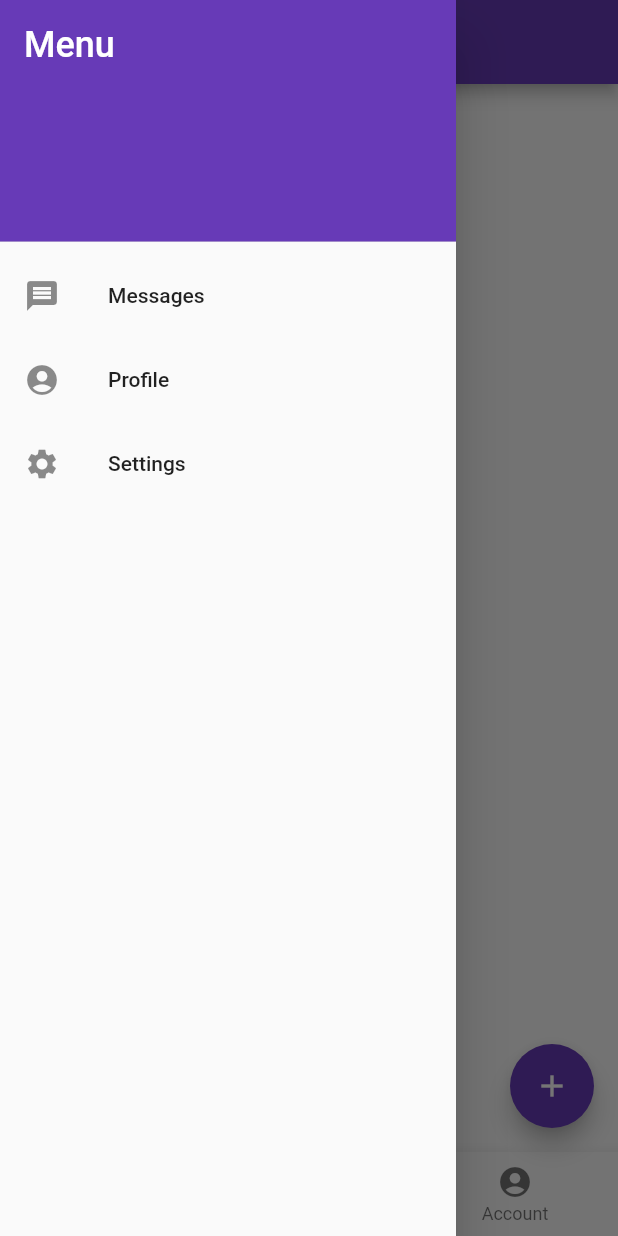
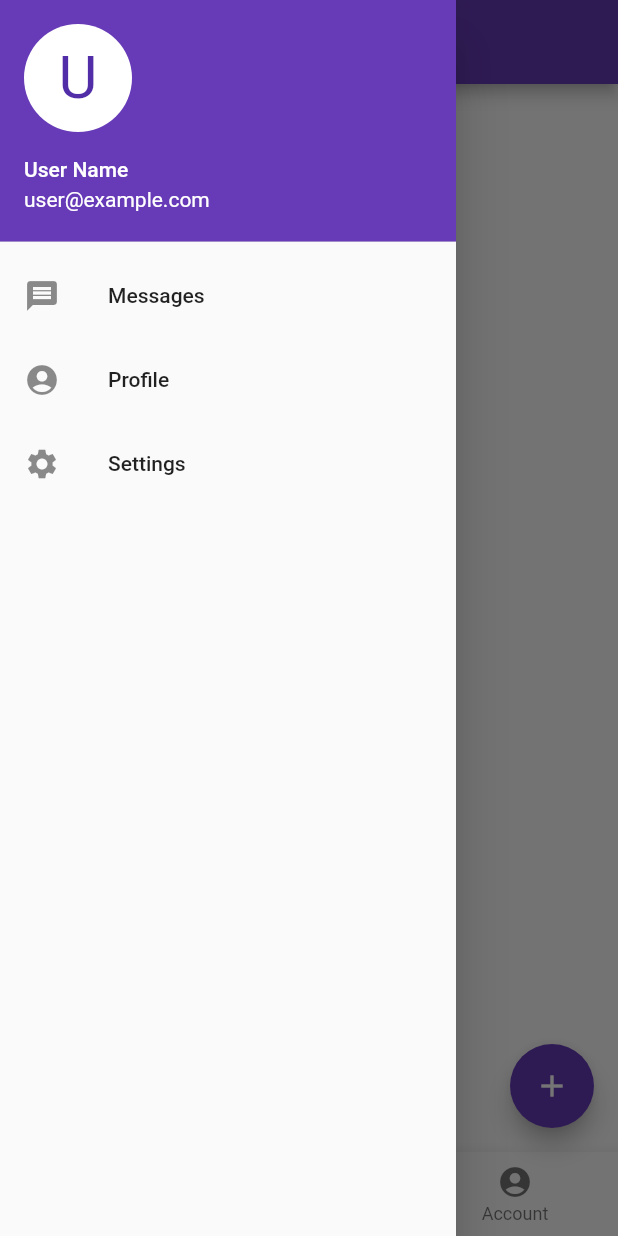
Before and after one commit to Alanthomas-in/HabitHub, a Flutter app: the MyHomePage screen opened directly, with the side drawer open, on a phone screen of 412 x 824 dp. Run offline on Flutter 3.47's test engine with Material 2 defaults, Android fonts, the phone set to English and light mode, and no system bars.

Commit message:
improved UI

```diff
--- a/habithub/lib/MyHomePage.dart
+++ b/habithub/lib/MyHomePage.dart
@@ -52,16 +52,18 @@ class _MyHomePageState extends State<MyHomePage> {
         child: ListView(
           padding: EdgeInsets.zero,
           children: const <Widget>[
-            DrawerHeader(
+            UserAccountsDrawerHeader(
+              accountName: Text("User Name"), // replace with actual user name
+              accountEmail: Text("user@example.com"), // replace with actual user email
+              currentAccountPicture: CircleAvatar(
+                backgroundColor: Colors.white,
+                child: Text(
+                  "U", // replace with the first letter of the user name
+                  style: TextStyle(fontSize: 40.0),
+                ),
+              ),
               decoration: BoxDecoration(
                 color: Colors.deepPurple,
-              ),
-              child: Text(
-                'Menu',
-                style: TextStyle(
-                  color: Colors.white,
-                  fontSize: 24,
-                ),
               ),
             ),
             ListTile(
@@ -78,7 +80,8 @@ class _MyHomePageState extends State<MyHomePage> {
             ),
           ],
         ),
-      ),
+      )
+,
       body: ListView.builder(
         itemCount: habits.length,
         itemBuilder: (context, index) {
```
